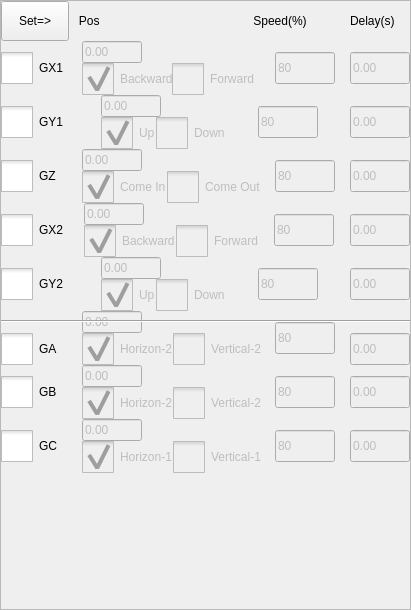
Before: the Qt Designer form hcinstruction/actionsettingframe_5.ui in dongdong-2009/3-5AxisRobot, drawn with Qt 5.
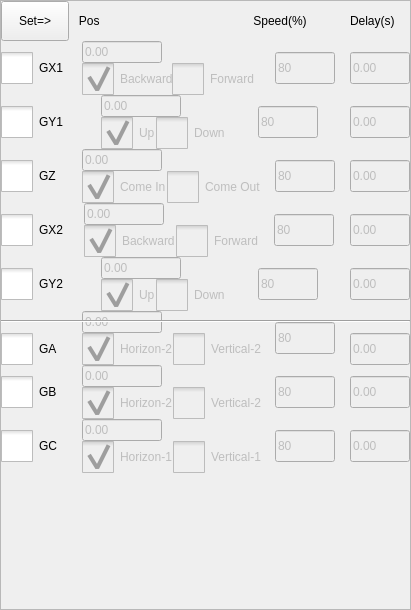
After: the same form once the commit is applied. Icons and pictures are not drawn. Custom widgets are drawn as their Qt base class.

```diff
--- a/hcinstruction/actionsettingframe_5.ui
+++ b/hcinstruction/actionsettingframe_5.ui
@@ -37,13 +37,13 @@
          </property>
          <property name="minimumSize">
           <size>
-           <width>59</width>
+           <width>80</width>
            <height>0</height>
           </size>
          </property>
          <property name="maximumSize">
           <size>
-           <width>60</width>
+           <width>80</width>
            <height>32</height>
           </size>
          </property>
@@ -219,13 +219,13 @@
          </property>
          <property name="minimumSize">
           <size>
-           <width>59</width>
+           <width>80</width>
            <height>0</height>
           </size>
          </property>
          <property name="maximumSize">
           <size>
-           <width>60</width>
+           <width>80</width>
            <height>32</height>
           </size>
          </property>
@@ -624,13 +624,13 @@
          </property>
          <property name="minimumSize">
           <size>
-           <width>59</width>
+           <width>80</width>
            <height>0</height>
           </size>
          </property>
          <property name="maximumSize">
           <size>
-           <width>60</width>
+           <width>80</width>
            <height>32</height>
           </size>
          </property>
@@ -806,13 +806,13 @@
          </property>
          <property name="minimumSize">
           <size>
-           <width>59</width>
+           <width>80</width>
            <height>0</height>
           </size>
          </property>
          <property name="maximumSize">
           <size>
-           <width>60</width>
+           <width>80</width>
            <height>32</height>
           </size>
          </property>
@@ -963,13 +963,13 @@
          </property>
          <property name="minimumSize">
           <size>
-           <width>59</width>
+           <width>80</width>
            <height>0</height>
           </size>
          </property>
          <property name="maximumSize">
           <size>
-           <width>60</width>
+           <width>80</width>
            <height>32</height>
           </size>
          </property>
@@ -1120,13 +1120,13 @@
          </property>
          <property name="minimumSize">
           <size>
-           <width>59</width>
+           <width>80</width>
            <height>0</height>
           </size>
          </property>
          <property name="maximumSize">
           <size>
-           <width>60</width>
+           <width>80</width>
            <height>32</height>
           </size>
          </property>
@@ -1255,13 +1255,13 @@
          </property>
          <property name="minimumSize">
           <size>
-           <width>59</width>
+           <width>80</width>
            <height>0</height>
           </size>
          </property>
          <property name="maximumSize">
           <size>
-           <width>60</width>
+           <width>80</width>
            <height>32</height>
           </size>
          </property>
@@ -1452,13 +1452,13 @@
          </property>
          <property name="minimumSize">
           <size>
-           <width>59</width>
+           <width>80</width>
            <height>0</height>
           </size>
          </property>
          <property name="maximumSize">
           <size>
-           <width>60</width>
+           <width>80</width>
            <height>32</height>
           </size>
          </property>
```
Left out of the diff: 17 changed lines with no effect on the pictures.
